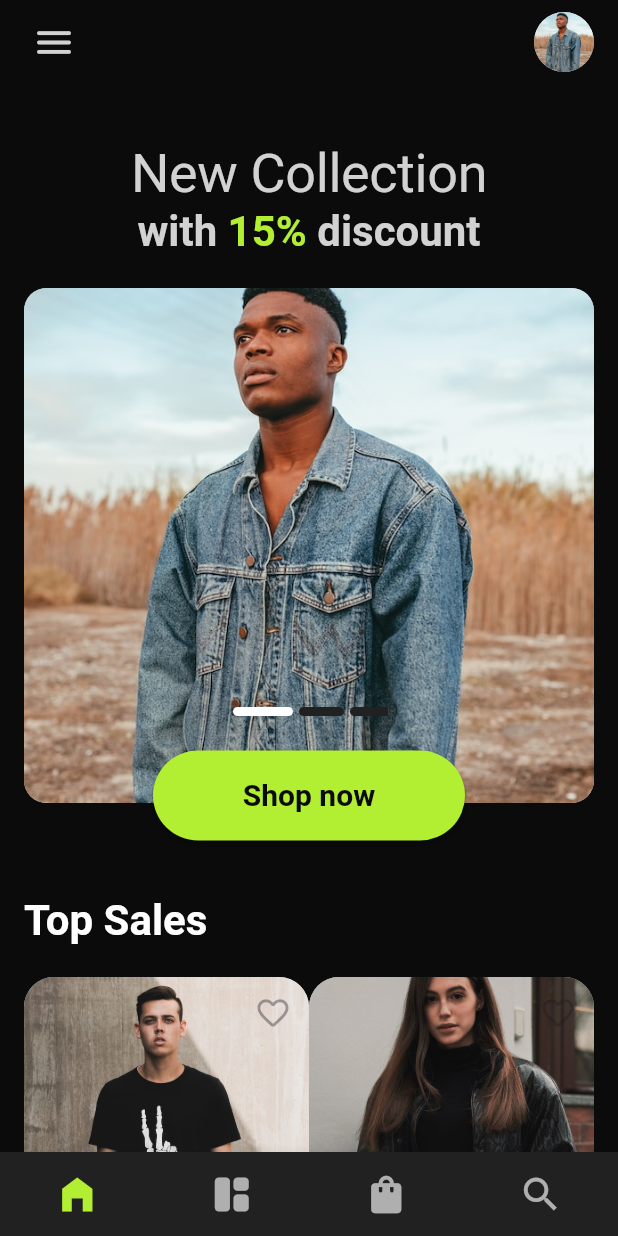
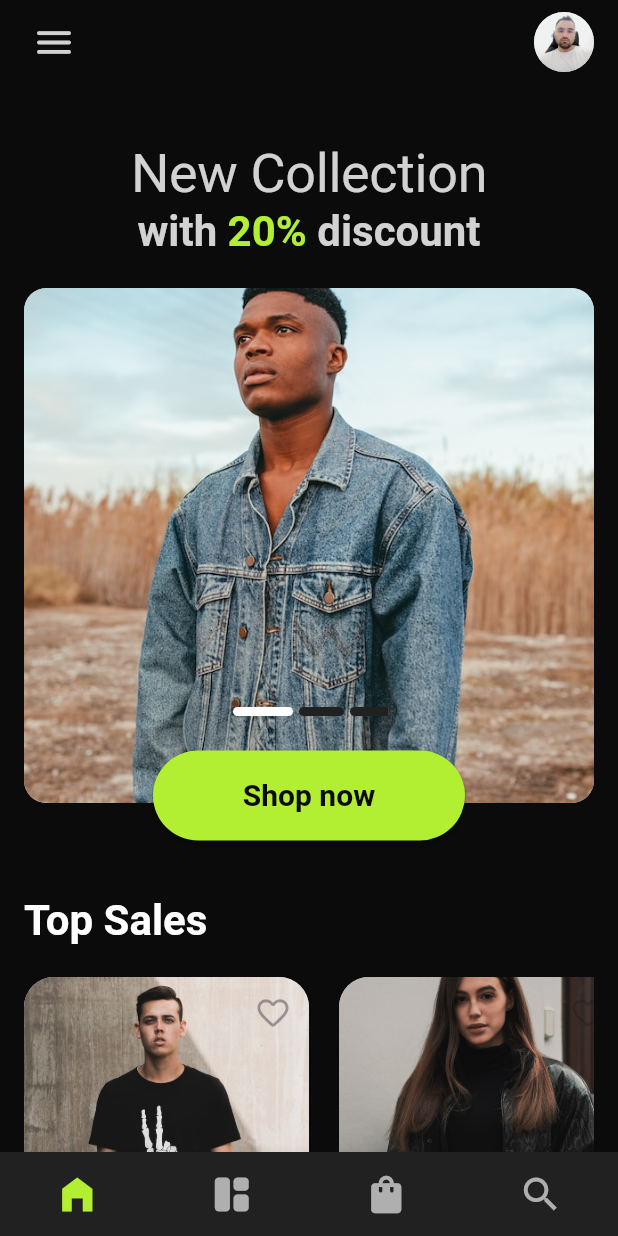
Before and after one commit to mahdinaghikhanii/Fashion-UI, a Flutter app: the screen it shows after launch, on a phone screen of 412 x 824 dp. Run offline on Flutter 3.47's test engine with Material 3 defaults, Android fonts, the phone set to English and light mode, and no system bars.

Commit message:
final version

```diff
--- a/lib/pages/home.dart/home.dart
+++ b/lib/pages/home.dart/home.dart
@@ -25,7 +25,7 @@ class HomePages extends StatelessWidget {
             padding: EdgeInsets.only(right: 16.0),
             child: CircleAvatar(
               radius: 20,
-              foregroundImage: AssetImage("assets/images/0.jpg"),
+              foregroundImage: AssetImage("assets/images/me.jpg"),
               backgroundColor: AppColors.tertiaryColor,
             ),
           ),
@@ -62,7 +62,7 @@ class HomePages extends StatelessWidget {
                                         color: AppColors.tertiaryColor,
                                         fontWeight: FontWeight.w600)),
                             TextSpan(
-                                text: "15% ",
+                                text: "20% ",
                                 style: Theme.of(context)
                                     .textTheme
                                     .headline4
@@ -93,7 +93,9 @@ class HomePages extends StatelessWidget {
                 const SizedBox(
                   height: 20,
                 ),
-                const Row(
+                const SingleChildScrollView(
+                  scrollDirection: Axis.horizontal,
+                  child: Row(
                     mainAxisAlignment: MainAxisAlignment.spaceBetween,
                     children: [
                       ProductView(
@@ -101,11 +103,13 @@ class HomePages extends StatelessWidget {
                         title: "Denim Jacket",
                         price: "39.99",
                       ),
+                      SizedBox(width: 20),
                       ProductView(
                           imagePath: "assets/images/3.jpg",
                           title: "Pleated Pants",
                           price: '29.55'),
                     ],
+                  ),
                 ),
                 const SizedBox(
                   height: 20,
```
Also changed, not shown: assets/images/me.jpg (added). Lines whose indentation alone changed are shown as unchanged.
